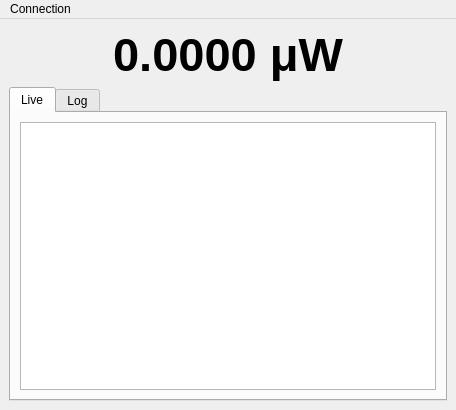
Before: the Qt Designer form src/powermeter/src/powermeter/main.ui in kmnhan/1KARPES_DAQ, drawn with Qt 5.
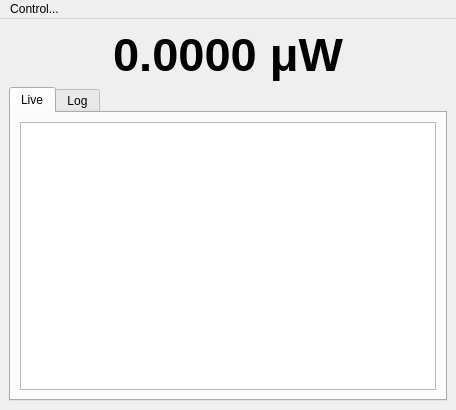
After: the same form once the commit is applied. Custom widgets are drawn as their Qt base class.

Commit message: feat(powermeter): add zero correction functionality to power meter

What changed in the file:
```diff
--- a/src/powermeter/src/powermeter/main.ui
+++ b/src/powermeter/src/powermeter/main.ui
@@ -136,13 +136,13 @@
      <height>37</height>
     </rect>
    </property>
-   <widget class="QMenu" name="menuConnection">
+   <widget class="QMenu" name="controlmenu">
     <property name="title">
-     <string>Connection</string>
+     <string>Control...</string>
     </property>
     <addaction name="actioncommand"/>
    </widget>
-   <addaction name="menuConnection"/>
+   <addaction name="controlmenu"/>
   </widget>
   <action name="actioncommand">
    <property name="text">
```
Left out of the diff: 6 changed lines with no effect on the pictures. The commit also changes 1 other file.
